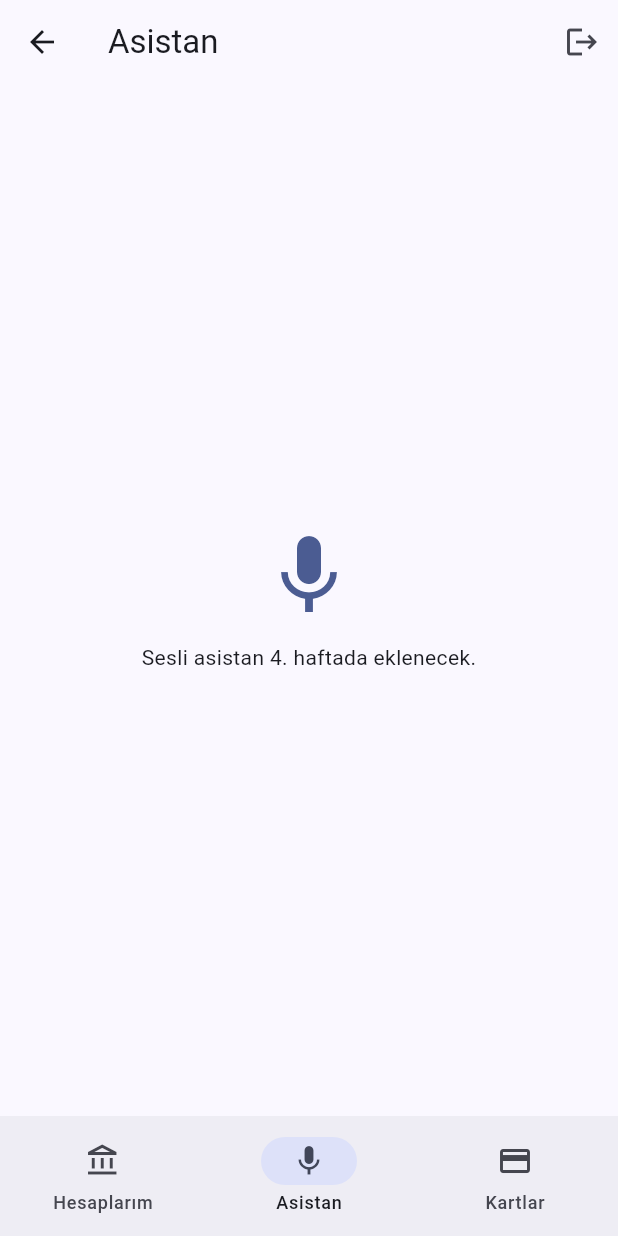
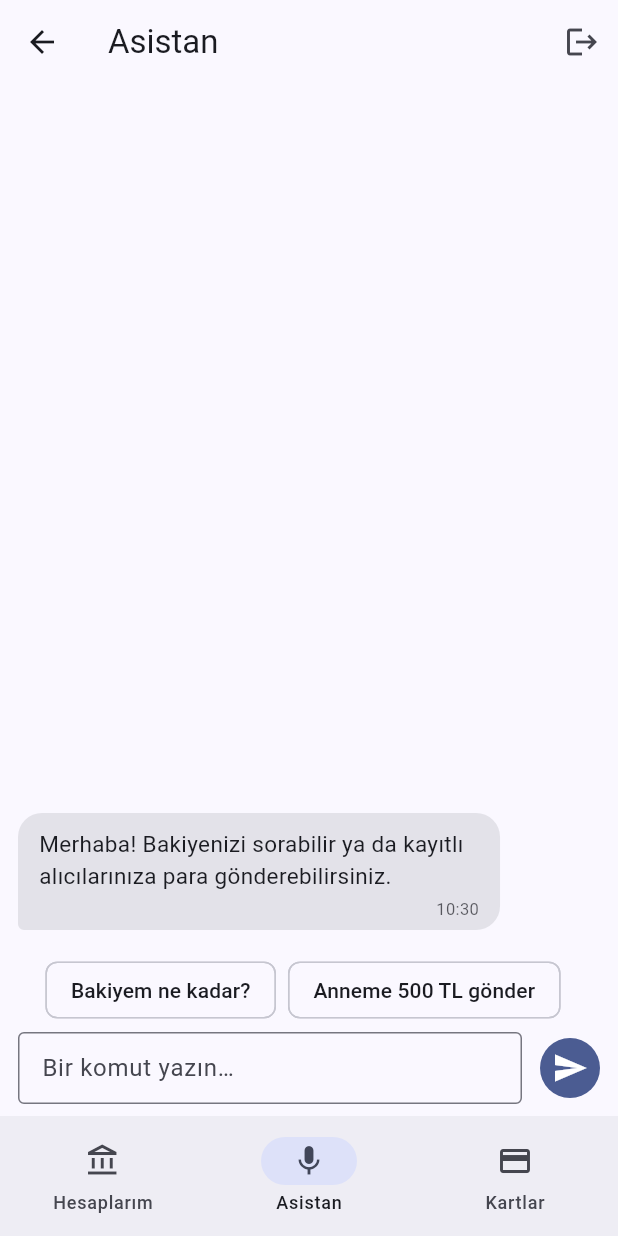
Before and after one commit to TuanaSenturk/SesparatorFlutter, a Flutter app: the MusteriAnaEkrani screen opened directly with empty values, item 2 of the bottom bar chosen, on a phone screen of 412 x 824 dp. Run offline on Flutter 3.47's test engine with Material 3 defaults, Android fonts, the phone set to English and light mode, and no system bars; our stand-ins replace flutter_secure_storage; accounts and stored records are empty; network calls fail.

Commit message:
Flutter: asistan sohbet ekranı, mesaj balonları ve asistan API bağlantısı (A. C. Deniz)

```diff
--- /dev/null
+++ b/lib/models/asistan_yaniti.dart
@@ -0,0 +1,56 @@
+/// Onay bekleyen transfer. Web API'deki BekleyenTransfer'in karşılığı.
+class BekleyenTransfer {
+  const BekleyenTransfer({
+    required this.hesapId,
+    required this.kayitliAliciId,
+    required this.aliciAdSoyad,
+    required this.aliciIban,
+    required this.tutar,
+  });
+
+  final int hesapId;
+  final int kayitliAliciId;
+  final String aliciAdSoyad;
+  final String aliciIban;
+  final double tutar;
+
+  factory BekleyenTransfer.fromJson(Map<String, dynamic> json) {
+    return BekleyenTransfer(
+      hesapId: json['hesapId'] as int,
+      kayitliAliciId: json['kayitliAliciId'] as int,
+      aliciAdSoyad: json['aliciAdSoyad'] as String,
+      aliciIban: json['aliciIban'] as String,
+      // tutar JSON'da 500 (int) ya da 500.5 (double) gelebilir, ikisi de num
+      tutar: (json['tutar'] as num).toDouble(),
+    );
+  }
+}
+
+/// POST /api/asistan/mesaj yanıtı. Web API'deki AsistanYaniti'nin karşılığı.
+class AsistanYaniti {
+  const AsistanYaniti({
+    required this.mesaj,
+    required this.niyet,
+    required this.onayGerekli,
+    required this.bekleyenTransfer,
+    required this.islemId,
+  });
+
+  final String mesaj;
+  final String niyet;       // BAKIYE_SORGULA, PARA_TRANSFERI, BILINMIYOR, ONAY, IPTAL
+  final bool onayGerekli;
+  final BekleyenTransfer? bekleyenTransfer; // sadece onayGerekli true iken dolu
+  final int? islemId;       // onay bekleyen işlemin Id'si (main'deki API göndermez, null gelir)
+
+  factory AsistanYaniti.fromJson(Map<String, dynamic> json) {
+    final transfer = json['bekleyenTransfer'];
+    return AsistanYaniti(
+      mesaj: json['mesaj'] as String,
+      niyet: json['niyet'] as String,
+      onayGerekli: json['onayGerekli'] as bool? ?? false,
+      bekleyenTransfer:
+          transfer == null ? null : BekleyenTransfer.fromJson(transfer as Map<String, dynamic>),
+      islemId: json['islemId'] as int?,
+    );
+  }
+}
--- /dev/null
+++ b/lib/models/sohbet_mesaji.dart
@@ -0,0 +1,32 @@
+import 'asistan_yaniti.dart';
+
+enum Gonderen { kullanici, asistan }
+
+/// Sohbet ekranındaki bir balon. API'den gelmez, uygulama içinde tutulur.
+class SohbetMesaji {
+  SohbetMesaji({
+    required this.gonderen,
+    required this.metin,
+    this.hata = false,
+    this.bekleyenTransfer,
+    DateTime? zaman,
+  }) : zaman = zaman ?? DateTime.now();
+
+  /// Kullanıcının yazdığı mesaj
+  SohbetMesaji.kullanici(String metin) : this(gonderen: Gonderen.kullanici, metin: metin);
+
+  /// Asistanın yanıtı (onay bekleyen transfer varsa onunla birlikte)
+  SohbetMesaji.asistan(String metin, {BekleyenTransfer? bekleyenTransfer})
+    : this(gonderen: Gonderen.asistan, metin: metin, bekleyenTransfer: bekleyenTransfer);
+
+  /// Bağlantı / sunucu hatası (kırmızı balon)
+  SohbetMesaji.hata(String metin) : this(gonderen: Gonderen.asistan, metin: metin, hata: true);
+
+  final Gonderen gonderen;
+  final String metin;
+  final DateTime zaman;
+  final bool hata;
+  final BekleyenTransfer? bekleyenTransfer; // varsa balonun içinde özet kart çizilir
+
+  bool get kullanicidanMi => gonderen == Gonderen.kullanici;
+}
--- /dev/null
+++ b/lib/screens/asistan_ekrani.dart
@@ -0,0 +1,180 @@
+import 'package:flutter/material.dart';
+
+import '../models/sohbet_mesaji.dart';
+import '../services/api_servisi.dart';
+import '../services/asistan_servisi.dart';
+import '../widgets/cikis_butonu.dart';
+import '../widgets/mesaj_balonu.dart';
+
+/// Asistan sekmesi: yazılı komut gönderme ve mesaj balonları.
+class AsistanEkrani extends StatefulWidget {
+  const AsistanEkrani({super.key});
+
+  @override
+  State<AsistanEkrani> createState() => _AsistanEkraniState();
+}
+
+class _AsistanEkraniState extends State<AsistanEkrani> {
+  // Dokununca gönderilen örnek komutlar
+  static const _oneriler = ['Bakiyem ne kadar?', 'Anneme 500 TL gönder'];
+
+  final _servis = AsistanServisi();
+  final _metin = TextEditingController();
+  final List<SohbetMesaji> _mesajlar = [
+    SohbetMesaji.asistan(
+      'Merhaba! Bakiyenizi sorabilir ya da kayıtlı alıcılarınıza para gönderebilirsiniz.',
+    ),
+  ];
+  bool _bekleniyor = false; // yanıt gelene kadar gönder butonu pasif
+
+  @override
+  void dispose() {
+    _metin.dispose();
+    super.dispose();
+  }
+
+  /// [metin] verilirse (öneri çipi) onu, verilmezse metin alanındakini gönderir.
+  Future<void> _gonder([String? metin]) async {
+    final gonderilecek = (metin ?? _metin.text).trim();
+    if (gonderilecek.isEmpty || _bekleniyor) return; // boş mesaj ve çift gönderim engeli
+
+    setState(() {
+      _mesajlar.add(SohbetMesaji.kullanici(gonderilecek));
+      _bekleniyor = true;
+    });
+    _metin.clear();
+
+    try {
+      final yanit = await _servis.mesajGonder(gonderilecek);
+      if (!mounted) return; // ekran kapandıysa setState çağırma
+      setState(() => _mesajlar.add(SohbetMesaji.asistan(
+            yanit.mesaj,
+            bekleyenTransfer: yanit.onayGerekli ? yanit.bekleyenTransfer : null,
+          )));
+    } on ApiHatasi catch (e) {
+      if (!mounted) return;
+      setState(() => _mesajlar.add(SohbetMesaji.hata(e.mesaj)));
+    } finally {
+      if (mounted) setState(() => _bekleniyor = false);
+    }
+  }
+
+  @override
+  Widget build(BuildContext context) {
+    // "Yazıyor" göstergesi listenin en altında ek bir satır olarak çizilir
+    final satirSayisi = _mesajlar.length + (_bekleniyor ? 1 : 0);
+
+    return Scaffold(
+      appBar: AppBar(title: const Text('Asistan'), actions: const [CikisButonu()]),
+      body: Column(
+        children: [
+          Expanded(
+            // reverse: liste alttan başlar, yeni mesaj gelince kaydırma kendiliğinden altta kalır.
+            // Bu yüzden 0. satır en alttaki (en yeni) satırdır, indeks ters çevrilir.
+            child: ListView.builder(
+              reverse: true,
+              padding: const EdgeInsets.all(12),
+              itemCount: satirSayisi,
+              itemBuilder: (context, i) {
+                if (_bekleniyor && i == 0) return const _YaziyorGostergesi();
+                final sira = _bekleniyor ? i - 1 : i; // gösterge varsa bir kaydır
+                return MesajBalonu(mesaj: _mesajlar[_mesajlar.length - 1 - sira]);
+              },
+            ),
+          ),
+          _OneriCipleri(oneriler: _oneriler, aktif: !_bekleniyor, onSecildi: _gonder),
+          SafeArea(
+            top: false,
+            child: Padding(
+              padding: const EdgeInsets.fromLTRB(12, 4, 8, 8),
+              child: Row(
+                children: [
+                  Expanded(
+                    child: TextField(
+                      controller: _metin,
+                      minLines: 1,
+                      maxLines: 4,
+                      maxLength: 1000, // API'deki MaxLength(1000) kuralı
+                      textInputAction: TextInputAction.send,
+                      onSubmitted: (_) => _gonder(),
+                      decoration: const InputDecoration(
+                        hintText: 'Bir komut yazın…',
+                        border: OutlineInputBorder(),
+                        counterText: '', // karakter sayacını gizle
+                        isDense: true,
+                      ),
+                    ),
+                  ),
+                  const SizedBox(width: 8),
+                  IconButton.filled(
+                    tooltip: 'Gönder',
+                    icon: const Icon(Icons.send),
+                    onPressed: _bekleniyor ? null : () => _gonder(),
+                  ),
+                ],
+              ),
+            ),
+          ),
+        ],
+      ),
+    );
+  }
+}
+
+/// Asistan yanıtı beklenirken sol tarafta görünen "yazıyor" balonu
+class _YaziyorGostergesi extends StatelessWidget {
+  const _YaziyorGostergesi();
+
+  @override
+  Widget build(BuildContext context) {
+    final renkler = Theme.of(context).colorScheme;
+    return Align(
+      alignment: Alignment.centerLeft,
+      child: Container(
+        margin: const EdgeInsets.symmetric(vertical: 4),
+        padding: const EdgeInsets.symmetric(horizontal: 14, vertical: 10),
+        decoration: BoxDecoration(
+          color: renkler.surfaceContainerHighest,
+          borderRadius: BorderRadius.circular(16),
+        ),
+        child: Row(
+          mainAxisSize: MainAxisSize.min,
+          children: [
+            const SizedBox(width: 14, height: 14, child: CircularProgressIndicator(strokeWidth: 2)),
+            const SizedBox(width: 8),
+            Text('Asistan yazıyor…', style: TextStyle(color: renkler.onSurfaceVariant)),
+          ],
+        ),
+      ),
+    );
+  }
+}
+
+/// Giriş alanının üstündeki örnek komutlar; dokununca mesaj gönderilir
+class _OneriCipleri extends StatelessWidget {
+  const _OneriCipleri({required this.oneriler, required this.aktif, required this.onSecildi});
+
+  final List<String> oneriler;
+  final bool aktif; // yanıt beklenirken çipler pasif
+  final ValueChanged<String> onSecildi;
+
+  @override
+  Widget build(BuildContext context) {
+    return SingleChildScrollView(
+      scrollDirection: Axis.horizontal,
+      padding: const EdgeInsets.symmetric(horizontal: 12),
+      child: Row(
+        children: [
+          for (final oneri in oneriler)
+            Padding(
+              padding: const EdgeInsets.only(right: 8),
+              child: ActionChip(
+                label: Text(oneri),
+                onPressed: aktif ? () => onSecildi(oneri) : null,
+              ),
+            ),
+        ],
+      ),
+    );
+  }
+}
--- a/lib/screens/musteri_ana_ekrani.dart
+++ b/lib/screens/musteri_ana_ekrani.dart
@@ -1,6 +1,7 @@
 import 'package:flutter/material.dart';
 
 import '../models/oturum.dart';
+import 'asistan_ekrani.dart';
 import 'hazirlaniyor_ekrani.dart';
 import 'hesaplarim_ekrani.dart';
 
@@ -22,11 +23,7 @@ class _MusteriAnaEkraniState extends State<MusteriAnaEkrani> {
   // late: widget.oturum'a erişmek için. Normal alan başlatılırken widget henüz kullanılamaz.
   late final List<Widget> _sekmeler = [
     HesaplarimEkrani(oturum: widget.oturum),
-    HazirlaniyorEkrani(
-      baslik: 'Asistan',
-      ikon: Icons.mic,
-      aciklama: 'Sesli asistan 4. haftada eklenecek.',
-    ),
+    const AsistanEkrani(),
     HazirlaniyorEkrani(
       baslik: 'Kartlarım',
       ikon: Icons.credit_card,
--- a/lib/services/api_ayarlari.dart
+++ b/lib/services/api_ayarlari.dart
@@ -8,4 +8,8 @@ class ApiAyarlari {
   );
 
   static const Duration zamanAsimi = Duration(seconds: 10);
+
+  // Asistan isteği sunucuda Gemini'ye gidiyor (sunucunun Gemini süresi 15 sn).
+  // Mobil, sunucudan önce vazgeçmesin diye daha uzun bekler.
+  static const Duration asistanZamanAsimi = Duration(seconds: 40);
 }
--- a/lib/utils/bicim.dart
+++ b/lib/utils/bicim.dart
@@ -4,6 +4,7 @@ import 'package:intl/intl.dart';
 class Bicim {
   static final NumberFormat _sayi = NumberFormat('#,##0.00', 'tr_TR');
   static final DateFormat _tarih = DateFormat('dd.MM.yyyy HH:mm', 'tr_TR');
+  static final DateFormat _saat = DateFormat('HH:mm', 'tr_TR');
 
   /// 71900 -> "71.900,00 TL"
   static String para(double tutar, [String paraBirimi = 'TRY']) {
@@ -23,4 +24,7 @@ class Bicim {
 
   /// 2026-09-14 20:00 -> "14.09.2026 20:00" (web'deki tarih biçimi ile aynı)
   static String tarih(DateTime tarih) => _tarih.format(tarih);
+
+  /// 2026-11-12 14:05 -> "14:05" (sohbet balonlarındaki saat)
+  static String saat(DateTime zaman) => _saat.format(zaman);
 }
--- /dev/null
+++ b/lib/widgets/mesaj_balonu.dart
@@ -0,0 +1,113 @@
+import 'package:flutter/material.dart';
+
+import '../models/asistan_yaniti.dart';
+import '../models/sohbet_mesaji.dart';
+import '../utils/bicim.dart';
+
+/// Sohbetteki tek bir mesaj: kullanıcınınki sağda, asistanınki solda.
+class MesajBalonu extends StatelessWidget {
+  const MesajBalonu({super.key, required this.mesaj});
+
+  final SohbetMesaji mesaj;
+
+  @override
+  Widget build(BuildContext context) {
+    final renkler = Theme.of(context).colorScheme;
+    final kullanici = mesaj.kullanicidanMi;
+
+    // Renkler temadan gelir: kullanıcı / asistan / hata
+    final Color arkaPlan;
+    final Color yazi;
+    if (mesaj.hata) {
+      arkaPlan = renkler.errorContainer;
+      yazi = renkler.onErrorContainer;
+    } else if (kullanici) {
+      arkaPlan = renkler.primary;
+      yazi = renkler.onPrimary;
+    } else {
+      arkaPlan = renkler.surfaceContainerHighest;
+      yazi = renkler.onSurface;
+    }
+
+    // Konuşma tarafındaki alt köşe küçük: balonun kimden geldiği belli olsun
+    const buyuk = Radius.circular(16);
+    const kucuk = Radius.circular(4);
+    final kose = BorderRadius.only(
+      topLeft: buyuk,
+      topRight: buyuk,
+      bottomLeft: kullanici ? buyuk : kucuk,
+      bottomRight: kullanici ? kucuk : buyuk,
+    );
+
+    return Align(
+      alignment: kullanici ? Alignment.centerRight : Alignment.centerLeft,
+      child: ConstrainedBox(
+        // Uzun mesajlar ekranın tamamına yayılmasın
+        constraints: BoxConstraints(maxWidth: MediaQuery.sizeOf(context).width * 0.78),
+        child: Container(
+          margin: const EdgeInsets.symmetric(vertical: 4),
+          padding: const EdgeInsets.fromLTRB(14, 10, 14, 6),
+          decoration: BoxDecoration(color: arkaPlan, borderRadius: kose),
+          child: Column(
+            crossAxisAlignment: CrossAxisAlignment.start,
+            mainAxisSize: MainAxisSize.min,
+            children: [
+              if (mesaj.hata)
+                Padding(
+                  padding: const EdgeInsets.only(bottom: 4),
+                  child: Icon(Icons.error_outline, size: 18, color: yazi),
+                ),
+              Text(mesaj.metin, style: TextStyle(color: yazi, fontSize: 15)),
+              if (mesaj.bekleyenTransfer != null) _TransferKarti(transfer: mesaj.bekleyenTransfer!),
+              const SizedBox(height: 4),
+              Align(
+                alignment: Alignment.centerRight,
+                child: Text(
+                  Bicim.saat(mesaj.zaman),
+                  style: TextStyle(color: yazi.withValues(alpha: 0.7), fontSize: 11),
+                ),
+              ),
+            ],
+          ),
+        ),
+      ),
+    );
+  }
+}
+
+/// Onay bekleyen transferin özeti (alıcı, IBAN, tutar)
+class _TransferKarti extends StatelessWidget {
+  const _TransferKarti({required this.transfer});
+
+  final BekleyenTransfer transfer;
+
+  @override
+  Widget build(BuildContext context) {
+    final renkler = Theme.of(context).colorScheme;
+    return Card(
+      margin: const EdgeInsets.only(top: 8),
+      color: renkler.surface,
+      child: Padding(
+        padding: const EdgeInsets.all(12),
+        child: Column(
+          crossAxisAlignment: CrossAxisAlignment.start,
+          children: [
+            Text(transfer.aliciAdSoyad, style: const TextStyle(fontWeight: FontWeight.w600)),
+            const SizedBox(height: 2),
+            Text(Bicim.iban(transfer.aliciIban), style: const TextStyle(fontSize: 12)),
+            const SizedBox(height: 8),
+            Text(
+              Bicim.para(transfer.tutar),
+              style: TextStyle(fontSize: 18, fontWeight: FontWeight.bold, color: renkler.primary),
+            ),
+            const SizedBox(height: 8),
+            Text(
+              "Onaylamak için 'evet', iptal için 'vazgeç' yazın.",
+              style: TextStyle(fontSize: 12, color: renkler.onSurfaceVariant),
+            ),
+          ],
+        ),
+      ),
+    );
+  }
+}
```
Also changed, not shown: lib/services/api_servisi.dart (+10 -3 lines), lib/services/asistan_servisi.dart (added, +18 -0 lines).
